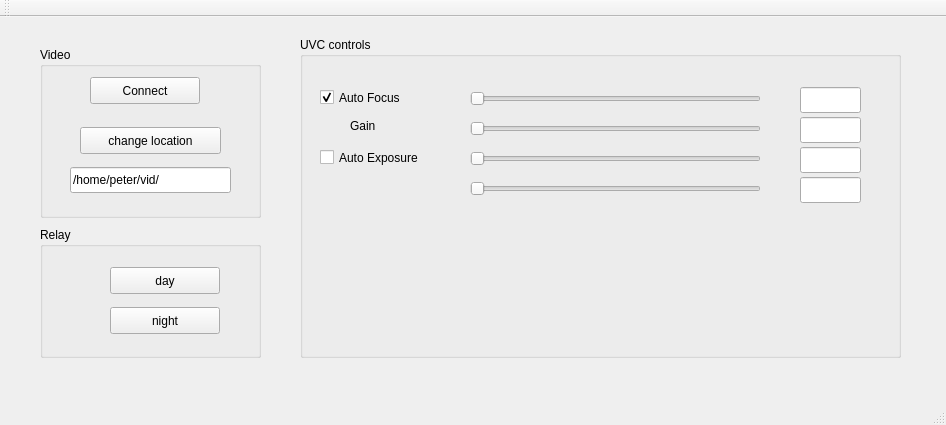
Qt form mainwindow.ui (groakat/chunkyH264) before a commit.
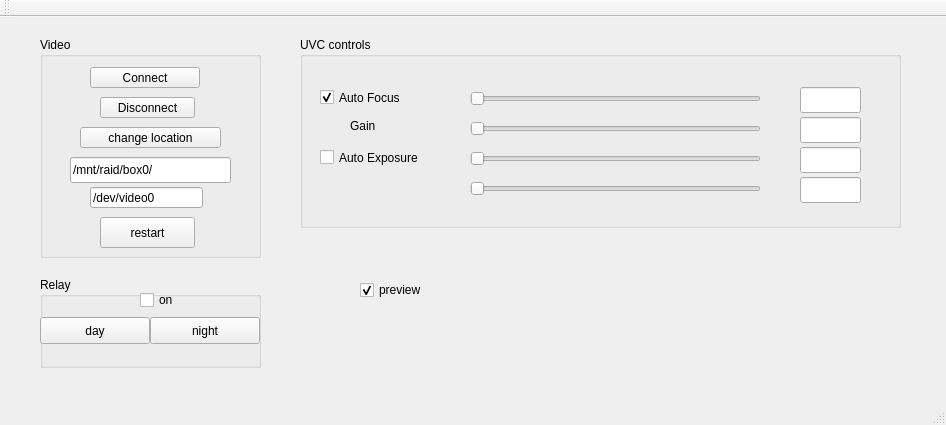
The same form after that commit.

Commit message: added camera option support, added time handling, BUG crashes at restart of camera, probably threading problem

Patch:
```diff
--- a/mainwindow.ui
+++ b/mainwindow.ui
@@ -18,9 +18,9 @@
     <property name="geometry">
      <rect>
       <x>40</x>
-      <y>30</y>
+      <y>20</y>
       <width>221</width>
-      <height>171</height>
+      <height>221</height>
      </rect>
     </property>
     <property name="title">
@@ -32,7 +32,7 @@
        <x>50</x>
        <y>30</y>
        <width>110</width>
-       <height>27</height>
+       <height>21</height>
       </rect>
      </property>
      <property name="text">
@@ -43,9 +43,9 @@
      <property name="geometry">
       <rect>
        <x>40</x>
-       <y>80</y>
+       <y>90</y>
        <width>141</width>
-       <height>27</height>
+       <height>21</height>
       </rect>
      </property>
      <property name="text">
@@ -62,7 +62,46 @@
       </rect>
      </property>
      <property name="text">
-      <string>/home/peter/vid/</string>
+      <string>/mnt/raid/box0/</string>
+     </property>
+    </widget>
+    <widget class="QLineEdit" name="lineEdit_6">
+     <property name="geometry">
+      <rect>
+       <x>50</x>
+       <y>150</y>
+       <width>113</width>
+       <height>21</height>
+      </rect>
+     </property>
+     <property name="text">
+      <string>/dev/video0</string>
+     </property>
+    </widget>
+    <widget class="QPushButton" name="pushButton_5">
+     <property name="geometry">
+      <rect>
+       <x>60</x>
+       <y>60</y>
+       <width>95</width>
+       <height>21</height>
+      </rect>
+     </property>
+     <property name="text">
+      <string>Disconnect</string>
+     </property>
+    </widget>
+    <widget class="QPushButton" name="pushButton_6">
+     <property name="geometry">
+      <rect>
+       <x>60</x>
+       <y>180</y>
+       <width>95</width>
+       <height>31</height>
+      </rect>
+     </property>
+     <property name="text">
+      <string>restart</string>
      </property>
     </widget>
    </widget>
@@ -70,9 +109,9 @@
     <property name="geometry">
      <rect>
       <x>40</x>
-      <y>210</y>
+      <y>260</y>
       <width>221</width>
-      <height>131</height>
+      <height>91</height>
      </rect>
     </property>
     <property name="title">
@@ -81,7 +120,7 @@
     <widget class="QPushButton" name="pushButton_3">
      <property name="geometry">
       <rect>
-       <x>70</x>
+       <x>0</x>
        <y>40</y>
        <width>110</width>
        <height>27</height>
@@ -94,8 +133,8 @@
     <widget class="QPushButton" name="pushButton_4">
      <property name="geometry">
       <rect>
-       <x>70</x>
-       <y>80</y>
+       <x>110</x>
+       <y>40</y>
        <width>110</width>
        <height>27</height>
       </rect>
@@ -104,6 +143,19 @@
       <string>night</string>
      </property>
     </widget>
+    <widget class="QCheckBox" name="checkBox_4">
+     <property name="geometry">
+      <rect>
+       <x>100</x>
+       <y>10</y>
+       <width>93</width>
+       <height>26</height>
+      </rect>
+     </property>
+     <property name="text">
+      <string>on</string>
+     </property>
+    </widget>
    </widget>
    <widget class="QGroupBox" name="groupBox_3">
     <property name="geometry">
@@ -111,7 +163,7 @@
       <x>300</x>
       <y>20</y>
       <width>601</width>
-      <height>321</height>
+      <height>191</height>
      </rect>
     </property>
     <property name="title">
@@ -255,6 +307,22 @@
      </property>
     </widget>
    </widget>
+   <widget class="QCheckBox" name="checkBox_3">
+    <property name="geometry">
+     <rect>
+      <x>360</x>
+      <y>260</y>
+      <width>93</width>
+      <height>26</height>
+     </rect>
+    </property>
+    <property name="text">
+     <string>preview</string>
+    </property>
+    <property name="checked">
+     <bool>true</bool>
+    </property>
+   </widget>
   </widget>
   <widget class="QMenuBar" name="menuBar">
    <property name="geometry">
```
Left out of the diff: 5 changed lines with no effect on the pictures. The commit also changes 6 other files.
